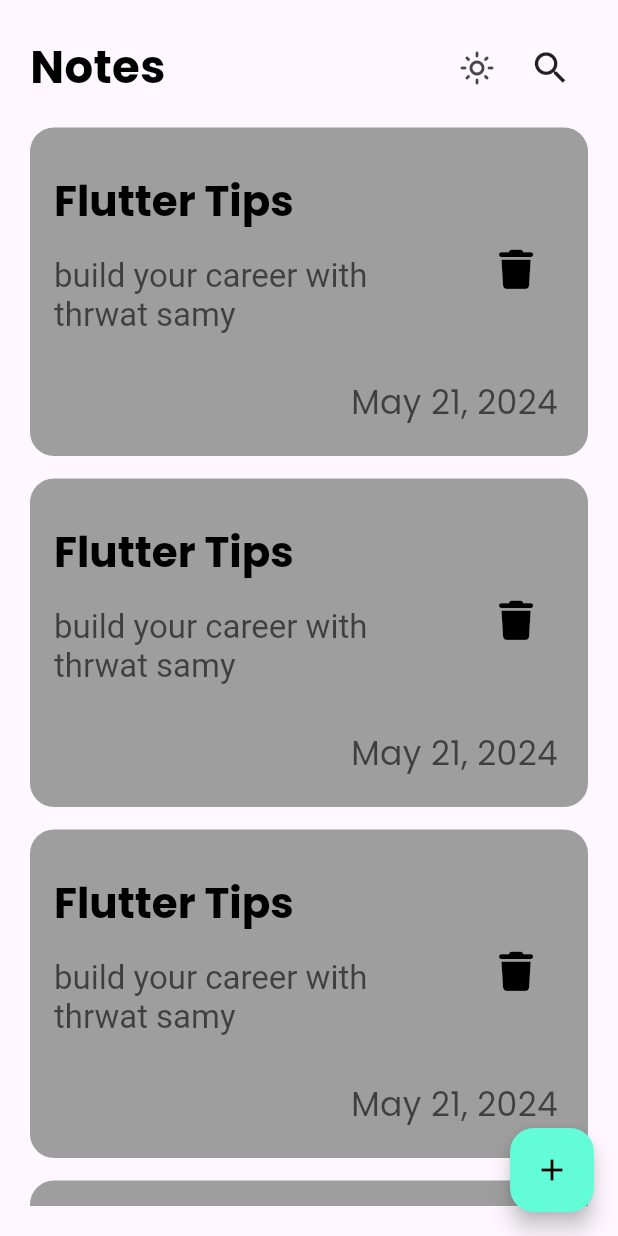
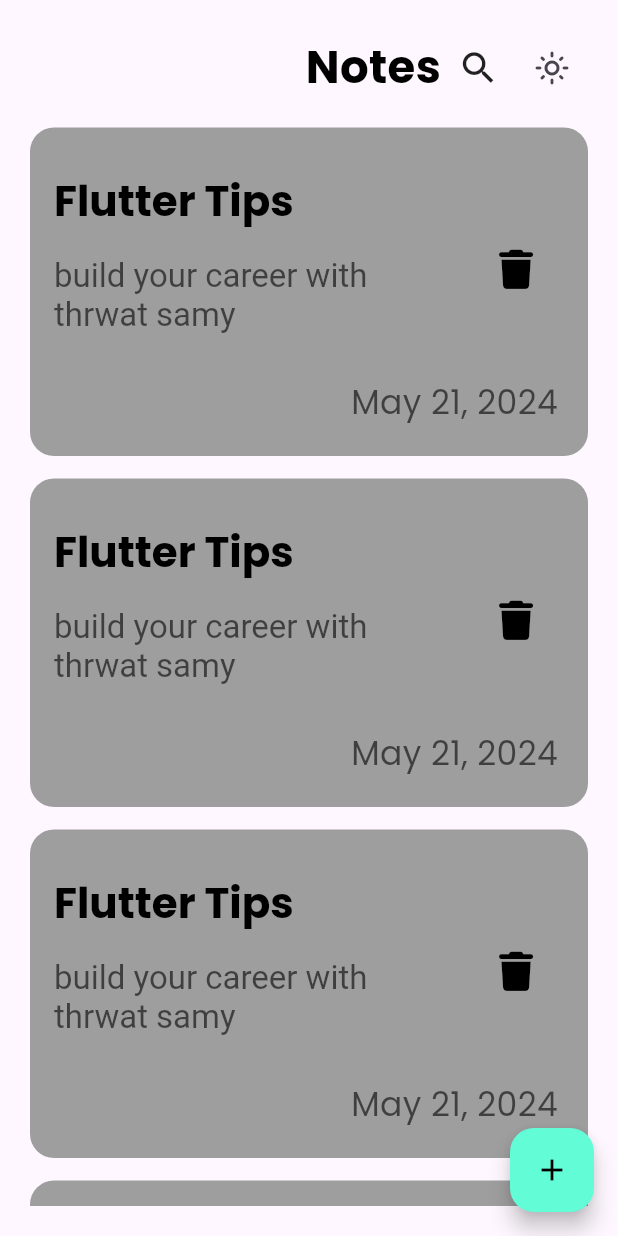
Before and after one commit to ElHbrouk/Notes-App, a Flutter app: the screen it shows after launch, on a phone screen of 412 x 824 dp. Run offline on Flutter 3.47's test engine with Material 3 defaults, Android fonts, the phone set to English and light mode, and no system bars; our stand-ins replace flutter_bloc, font_awesome_flutter.

Commit message:
create edit note view

```diff
--- a/lib/widgets/add_note_bottom_sheet.dart
+++ b/lib/widgets/add_note_bottom_sheet.dart
@@ -34,7 +34,7 @@ class AddNoteButtomSheet extends StatelessWidget {
             const SizedBox(
               height: 20,
             ),
-            const CustomButton(),
+             const CustomButton(),
             const SizedBox(
               height: 10,
             ),
--- a/lib/widgets/custom_app_bar.dart
+++ b/lib/widgets/custom_app_bar.dart
@@ -15,18 +15,8 @@ class CustomAppBar extends StatelessWidget {
           style: TextStyle(
             fontSize: 30,
             fontWeight: FontWeight.bold,
-            color: themeData == Brightness.light ? Colors.black : Colors.white,
-          ),
-        ),
-        const Spacer(),
-        IconButton(
-          onPressed: () {
-            context.read<ChangeThemeCubit>().toggleTheme();
-          },
-          icon: Icon(
-            themeData == Brightness.light
-                ? Icons.light_mode_outlined
-                : Icons.dark_mode_outlined,
+            color:
+                themeData == Brightness.light ? Colors.black : Colors.white,
           ),
         ),
         const CustomSearchIcon(),
--- a/lib/widgets/custom_text_field.dart
+++ b/lib/widgets/custom_text_field.dart
@@ -13,7 +13,9 @@ class CustomTextField extends StatelessWidget {
   @override
   Widget build(BuildContext context) {
     return TextField(
-
+      style: TextStyle(
+        color: themeData == Brightness.dark?Colors.white:Colors.black,
+      ),
       maxLines: maxLines,
       cursorColor: themeData == Brightness.light? Colors.black:kPrimaryColor,
       decoration: InputDecoration(
--- a/lib/widgets/note_item.dart
+++ b/lib/widgets/note_item.dart
@@ -1,12 +1,23 @@
 import 'package:flutter/material.dart';
 import 'package:font_awesome_flutter/font_awesome_flutter.dart';
+import 'package:notes_app/views/note_edit_view.dart';
 
 class NoteItem extends StatelessWidget {
-  const NoteItem({super.key});
-
+  const NoteItem({super.key, required this.themeDate});
+  final Brightness themeDate;
   @override
   Widget build(BuildContext context) {
-    return Container(
+    return GestureDetector(
+      onTap: () {
+        Navigator.of(context).push(
+          MaterialPageRoute(
+            builder: (builder) => EditNoteView(
+              themeData: themeDate,
+            ),
+          ),
+        );
+      },
+      child: Container(
         padding: const EdgeInsetsDirectional.symmetric(
           vertical: 20,
         ),
@@ -52,6 +63,7 @@ class NoteItem extends StatelessWidget {
             ),
           ],
         ),
+      ),
     );
   }
 }
--- a/lib/widgets/note_list_view.dart
+++ b/lib/widgets/note_list_view.dart
@@ -2,15 +2,15 @@ import 'package:flutter/material.dart';
 import 'package:notes_app/widgets/note_item.dart';
 
 class NoteListView extends StatelessWidget {
-  const NoteListView({super.key});
-
+  const NoteListView({super.key, required this.themeDate});
+final Brightness themeDate;
   @override
   Widget build(BuildContext context) {
     return ListView.builder(
       physics: const BouncingScrollPhysics(),
       itemCount: 10,
       itemBuilder: (context, index) {
-        return const NoteItem();
+        return  NoteItem(themeDate: themeDate,);
       },
     );
   }
--- a/lib/widgets/notes_view_body.dart
+++ b/lib/widgets/notes_view_body.dart
@@ -1,4 +1,6 @@
 import 'package:flutter/material.dart';
+import 'package:flutter_bloc/flutter_bloc.dart';
+import 'package:notes_app/cubits/change_theme/change_theme_cubit.dart';
 import 'package:notes_app/widgets/custom_app_bar.dart';
 import 'package:notes_app/widgets/note_list_view.dart';
 
@@ -16,10 +18,26 @@ class NotesViewBody extends StatelessWidget {
       padding: const EdgeInsets.all(20.0),
       child: Column(
         children: [
-          CustomAppBar(
-            themeData: themeData,
+          Row(
+            mainAxisAlignment: MainAxisAlignment.end,
+            children: [
+              CustomAppBar(
+                themeData: themeData,
+              ),
+
+              IconButton(
+          onPressed: () {
+            context.read<ChangeThemeCubit>().toggleTheme();
+          },
+          icon: Icon(
+            themeData == Brightness.light
+                ? Icons.light_mode_outlined
+                : Icons.dark_mode_outlined,
           ),
-          const Expanded(child: NoteListView()),
+        ),
+            ],
+          ),
+           Expanded(child: NoteListView(themeDate: themeData,)),
         ],
       ),
     );
```
Also changed, not shown: lib/cubits/change_theme/change_theme_cubit.dart (+8 -2 lines), lib/views/note_edit_view.dart (added, +40 -0 lines), lib/widgets/custom_button.dart (+8 -2 lines), lib/main.dart (line endings or trailing spaces). Lines whose indentation alone changed are shown as unchanged.
